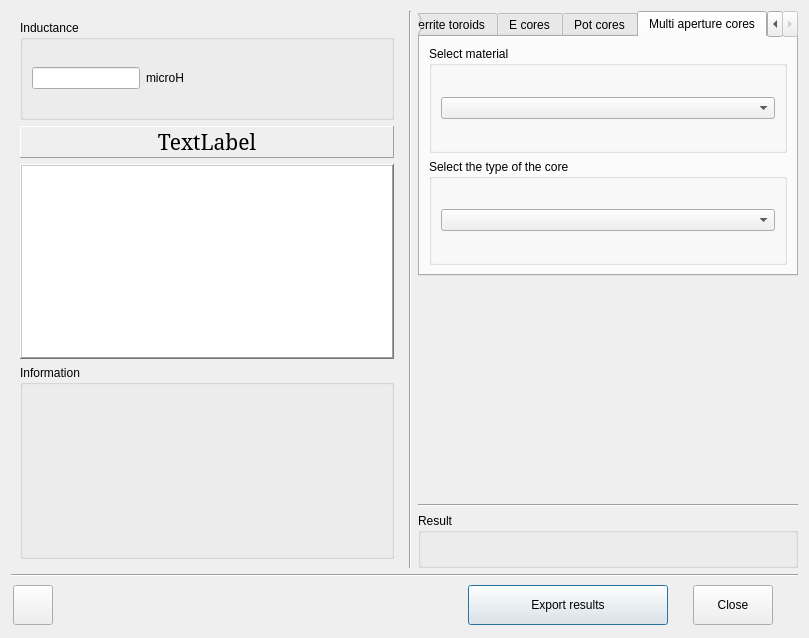
Before: the Qt Designer form amidon.ui in radioacoustick/Coil64, drawn with Qt 5.
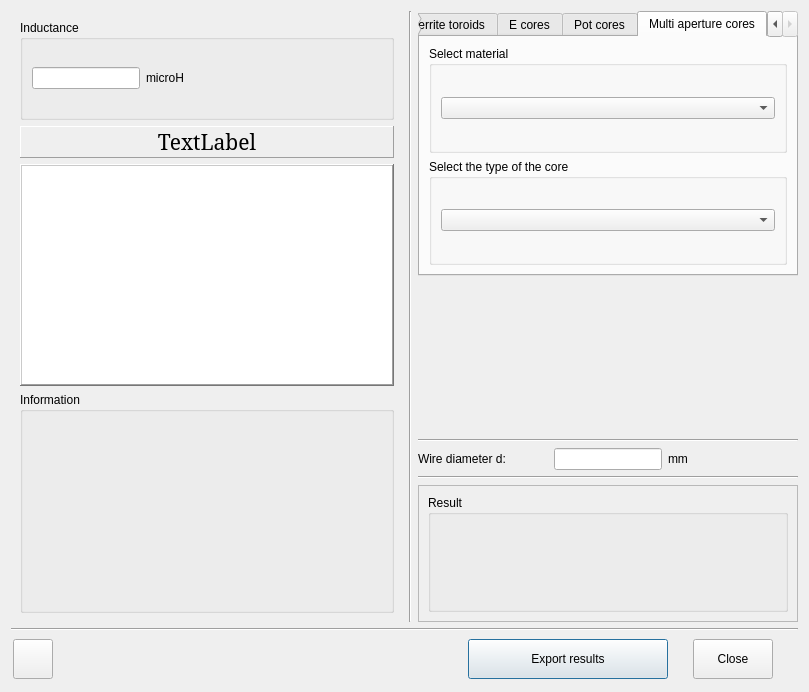
After: the same form once the commit is applied. The open tabs and pages were chosen to show the change. Icons and pictures are not drawn.

The edit to the form file:
```diff
--- a/amidon.ui
+++ b/amidon.ui
@@ -10,7 +10,7 @@
     <x>0</x>
     <y>0</y>
     <width>809</width>
-    <height>638</height>
+    <height>692</height>
    </rect>
   </property>
   <property name="windowTitle">
@@ -545,6 +545,62 @@
         </widget>
        </item>
        <item>
+        <layout class="QGridLayout" name="gridLayout_dw">
+         <item row="0" column="1">
+          <widget class="QLineEdit" name="lineEdit_dw">
+           <property name="sizePolicy">
+            <sizepolicy hsizetype="Fixed" vsizetype="Fixed">
+             <horstretch>0</horstretch>
+             <verstretch>0</verstretch>
+            </sizepolicy>
+           </property>
+           <property name="focusPolicy">
+            <enum>Qt::StrongFocus</enum>
+           </property>
+           <property name="text">
+            <string notr="true"/>
+           </property>
+          </widget>
+         </item>
+         <item row="0" column="0">
+          <widget class="QLabel" name="label_dw">
+           <property name="text">
+            <string notr="true">Wire diameter d:</string>
+           </property>
+          </widget>
+         </item>
+         <item row="0" column="2">
+          <widget class="QLabel" name="label_dw_u">
+           <property name="text">
+            <string notr="true">mm</string>
+           </property>
+          </widget>
+         </item>
+        </layout>
+       </item>
+       <item>
+        <widget class="Line" name="line_4">
+         <property name="orientation">
+          <enum>Qt::Horizontal</enum>
+         </property>
+        </widget>
+       </item>
+       <item>
+        <widget class="QScrollArea" name="scrollArea">
+         <property name="widgetResizable">
+          <bool>true</bool>
+         </property>
+         <widget class="QWidget" name="scrollAreaWidgetContents">
+          <property name="geometry">
+           <rect>
+            <x>0</x>
+            <y>0</y>
+            <width>364</width>
+            <height>74</height>
+           </rect>
+          </property>
+          <layout class="QVBoxLayout" name="verticalLayout_14">
+           <item>
         <widget class="QGroupBox" name="groupBox_result">
          <property name="sizePolicy">
           <sizepolicy hsizetype="Preferred" vsizetype="Preferred">
@@ -579,6 +635,10 @@
         </widget>
        </item>
       </layout>
+         </widget>
+        </widget>
+       </item>
+      </layout>
      </item>
     </layout>
    </item>
```
Left out of the diff: 26 changed lines with no effect on the pictures. Lines whose indentation alone changed are shown as unchanged.
